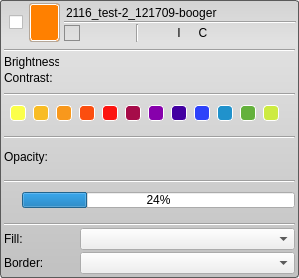
First picture: the form in Interface/AppInterface/LayerWidget.ui, repository jessdtate/Seg3D, before the edit.
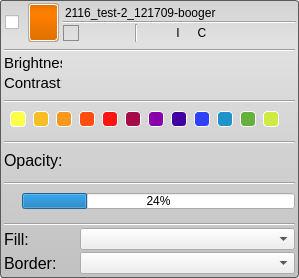
Second picture: the form after the edit. Icons and pictures are not drawn.

Commit message: gui tweaks and now you cannot drag and drop when the group menus are open

Diff of the .ui file:
```diff
--- a/Interface/AppInterface/LayerWidget.ui
+++ b/Interface/AppInterface/LayerWidget.ui
@@ -39,7 +39,7 @@
 	background-color: rgba(0, 0, 0, 0);
 	border: 1px solid rgba(0, 0, 0, 0);
 	border-radius: 3px;
-	margin-right: 4px;
+	margin-left:1px;
 	color: white;
 }
 
@@ -55,6 +55,7 @@
 QWidget#typeGradient_{
 	border-radius: 3px;
 	border: 1px solid white;
+	background-color: qlineargradient(spread:pad, x1:0.5, y1:0, x2:0.5, y2:0.960227, stop:0 rgba(0, 0, 0, 25), stop:0.258706 rgba(40, 40, 40, 0), stop:1 rgba(0, 0, 0, 30));
 }
 
 
@@ -389,11 +390,25 @@
              <height>0</height>
             </size>
            </property>
+           <property name="font">
+            <font>
+             <pointsize>18</pointsize>
+            </font>
+           </property>
            <layout class="QHBoxLayout" name="horizontalLayout_2">
             <property name="spacing">
              <number>0</number>
             </property>
-            <property name="margin">
+            <property name="leftMargin">
+             <number>2</number>
+            </property>
+            <property name="topMargin">
+             <number>6</number>
+            </property>
+            <property name="rightMargin">
+             <number>6</number>
+            </property>
+            <property name="bottomMargin">
              <number>6</number>
             </property>
             <item>
@@ -481,16 +496,7 @@
                <property name="spacing">
                 <number>0</number>
                </property>
-               <property name="leftMargin">
-                <number>1</number>
-               </property>
-               <property name="topMargin">
-                <number>0</number>
-               </property>
-               <property name="rightMargin">
-                <number>1</number>
-               </property>
-               <property name="bottomMargin">
+               <property name="margin">
                 <number>0</number>
                </property>
               </layout>
@@ -950,16 +956,21 @@
               </property>
               <property name="minimumSize">
                <size>
-                <width>55</width>
+                <width>58</width>
                 <height>0</height>
                </size>
               </property>
               <property name="maximumSize">
                <size>
-                <width>55</width>
+                <width>58</width>
                 <height>16777215</height>
                </size>
               </property>
+              <property name="font">
+               <font>
+                <pointsize>11</pointsize>
+               </font>
+              </property>
               <property name="text">
                <string>Brightness:</string>
               </property>
@@ -987,16 +998,21 @@
               </property>
               <property name="minimumSize">
                <size>
-                <width>55</width>
+                <width>58</width>
                 <height>0</height>
                </size>
               </property>
               <property name="maximumSize">
                <size>
-                <width>55</width>
+                <width>58</width>
                 <height>16777215</height>
                </size>
               </property>
+              <property name="font">
+               <font>
+                <pointsize>11</pointsize>
+               </font>
+              </property>
               <property name="text">
                <string>Contrast:</string>
               </property>
@@ -1426,6 +1442,11 @@
                 <verstretch>0</verstretch>
                </sizepolicy>
               </property>
+              <property name="font">
+               <font>
+                <pointsize>12</pointsize>
+               </font>
+              </property>
               <property name="text">
                <string>Opacity:</string>
               </property>
@@ -1567,6 +1588,11 @@
             </property>
             <item>
              <widget class="QLabel" name="label">
+              <property name="font">
+               <font>
+                <pointsize>12</pointsize>
+               </font>
+              </property>
               <property name="text">
                <string>Fill:</string>
               </property>
@@ -1589,6 +1615,11 @@
             </property>
             <item>
              <widget class="QLabel" name="label_2">
+              <property name="font">
+               <font>
+                <pointsize>12</pointsize>
+               </font>
+              </property>
               <property name="text">
                <string>Border:</string>
               </property>
```
The commit also changes 6 other files.
